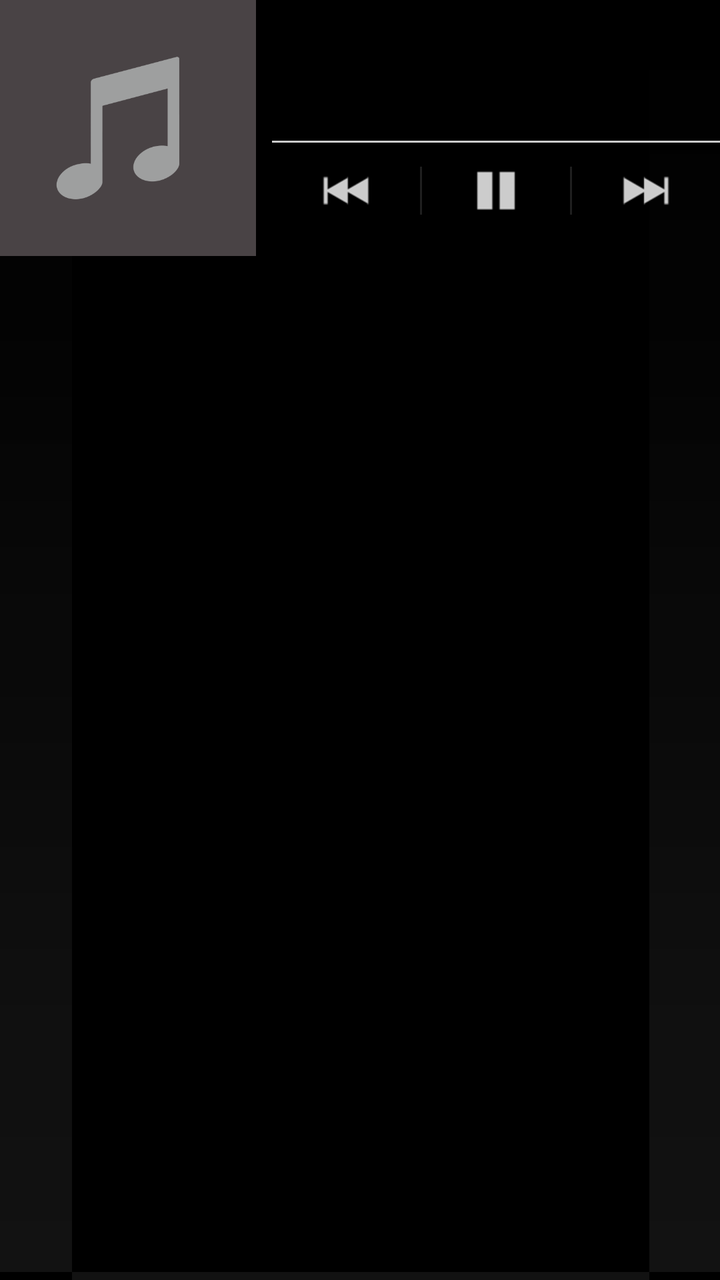
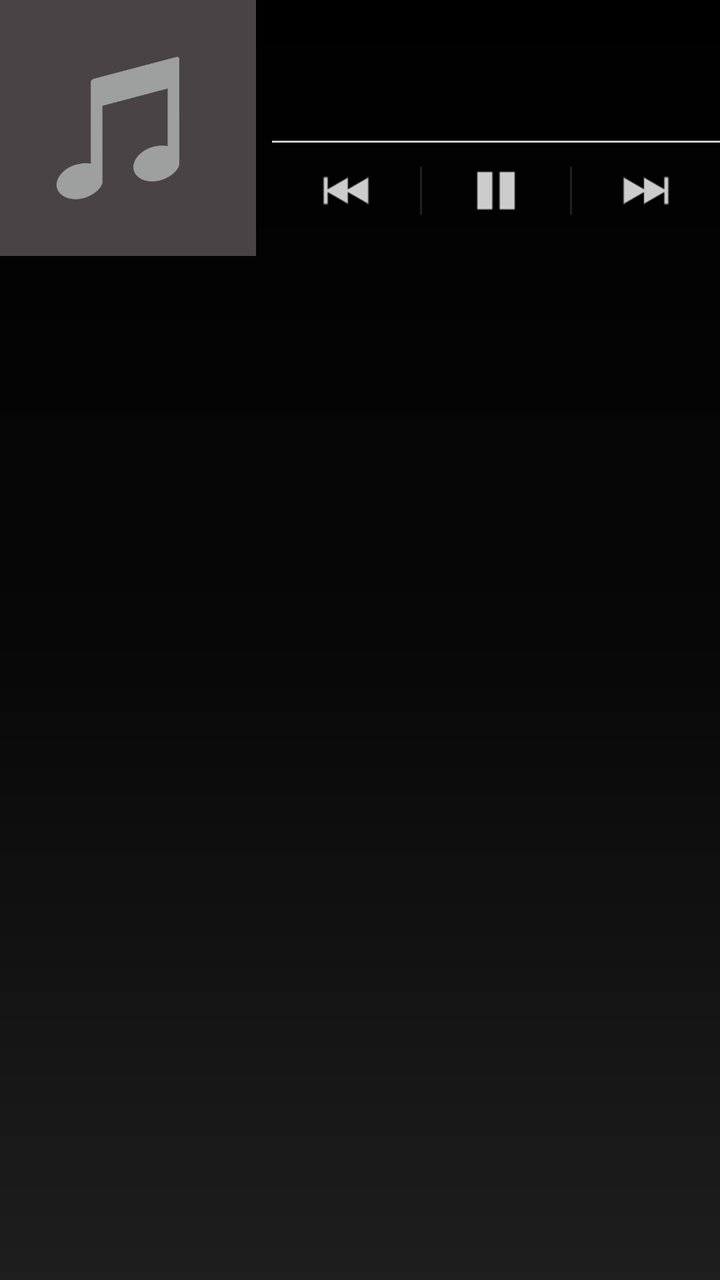

The first picture is an Android layout as it rendered before a commit; the second is the same layout after the commit. The layout source and the unified diff follow.
<!-- AndroidManifest.xml: application theme Apollo.Theme.Dark -->
<!-- res/layout/app_widget_large.xml -->
<?xml version="1.0" encoding="utf-8"?>
<LinearLayout xmlns:android="http://schemas.android.com/apk/res/android"
	xmlns:tools="http://schemas.android.com/tools"
	android:orientation="horizontal"
	android:layout_width="match_parent"
	android:layout_height="@dimen/app_widget_large_min_height"
	android:background="@drawable/appwidget_bg"
	tools:ignore="ContentDescription,RtlSymmetry">

	<ImageView
		android:id="@+id/app_widget_large_image"
		android:layout_width="@dimen/notification_expanded_height"
		android:layout_height="@dimen/notification_expanded_height"
		android:background="@drawable/default_artwork"
		android:scaleType="centerCrop" />

	<LinearLayout
		android:id="@+id/app_widget_large_info_container"
		android:orientation="vertical"
		android:layout_width="0dp"
		android:layout_height="@dimen/notification_expanded_height"
		android:layout_weight="1"
		android:paddingStart="@dimen/notification_info_container_padding_left"
		android:gravity="center">

		<TextView
			android:id="@+id/app_widget_large_line_one"
			android:textColor="@android:color/white"
			android:textSize="@dimen/text_size_medium"
			android:textStyle="bold"
			style="@style/NotificationText" />

		<TextView
			android:id="@+id/app_widget_large_line_two"
			android:textColor="@color/transparent_white"
			android:textSize="@dimen/text_size_small"
			style="@style/NotificationText" />

		<TextView
			android:id="@+id/app_widget_large_line_three"
			android:textColor="@color/transparent_white"
			android:textSize="@dimen/text_size_small"
			style="@style/NotificationText" />

		<ImageView
			android:layout_width="match_parent"
			android:layout_height="1dp"
			android:layout_marginTop="2dp"
			android:src="@color/transparent_white" />

		<LinearLayout
			android:orientation="horizontal"
			android:layout_width="match_parent"
			android:layout_height="wrap_content"
			android:gravity="center_vertical"
			android:layout_gravity="fill_horizontal"
			android:divider="?android:listDivider"
			android:dividerPadding="@dimen/notification_expanded_buttons_divider_padding"
			android:showDividers="middle">

			<ImageButton
				android:id="@+id/app_widget_large_previous"
				android:layout_width="0dp"
				android:layout_height="@dimen/notification_expanded_button_height"
				android:layout_weight="1"
				android:background="@android:color/transparent"
				android:padding="@dimen/notification_expanded_button_padding"
				android:contentDescription="@string/accessibility_prev"
				android:src="@drawable/btn_playback_previous" />

			<ImageButton
				android:id="@+id/app_widget_large_play"
				android:layout_width="0dp"
				android:layout_height="@dimen/notification_expanded_button_height"
				android:layout_weight="1"
				android:background="@android:color/transparent"
				android:padding="@dimen/notification_expanded_button_padding"
				android:src="@drawable/btn_playback_pause" />

			<ImageButton
				android:id="@+id/app_widget_large_next"
				android:layout_width="0dp"
				android:layout_height="@dimen/notification_expanded_button_height"
				android:layout_weight="1"
				android:background="@android:color/transparent"
				android:padding="@dimen/notification_expanded_button_padding"
				android:contentDescription="@string/accessibility_next"
				android:src="@drawable/btn_playback_next" />

		</LinearLayout>

	</LinearLayout>

</LinearLayout>
<!-- resources referenced by this layout -->
<resources>
  <color name="transparent_white">#ffcccccc</color>
  <dimen name="app_widget_large_min_height">128.0dp</dimen>
  <dimen name="notification_expanded_button_height">48.0dp</dimen>
  <dimen name="notification_expanded_button_padding">10.0dp</dimen>
  <dimen name="notification_expanded_buttons_divider_padding">12.0dp</dimen>
  <dimen name="notification_expanded_height">128.0dp</dimen>
  <dimen name="notification_info_container_padding_left">8.0dp</dimen>
  <dimen name="text_size_medium">16.0sp</dimen>
  <dimen name="text_size_small">14.0sp</dimen>
  <!-- drawable appwidget_bg: png bitmap (drawable-hdpi, 489 bytes) -->
  <!-- drawable btn_playback_next: png bitmap (drawable-hdpi, 1521 bytes) -->
  <!-- drawable btn_playback_pause: png bitmap (drawable-hdpi, 1114 bytes) -->
  <!-- drawable btn_playback_previous: png bitmap (drawable-hdpi, 1503 bytes) -->
  <!-- drawable default_artwork: png bitmap (drawable-hdpi, 4712 bytes) -->
  <string name="accessibility_next">Next</string>
  <string name="accessibility_prev">Previous</string>
  <style name="NotificationText">
  		<item name="android:layout_width">match_parent</item>
  		<item name="android:layout_height">wrap_content</item>
  		<item name="android:textColor">@android:color/white</item>
  		<item name="android:ellipsize">end</item>
  		<item name="android:fadingEdge">horizontal</item>
  		<item name="android:lines">1</item>
  	</style>
  <style name="Apollo.Theme.Dark" parent="Theme.AppCompat.NoActionBar">
  		<item name="android:colorPrimaryDark">@color/apollo_dark</item>
  		<item name="android:windowActionBar">false</item>
  		<item name="android:windowNoTitle">true</item>
  		<item name="android:colorAccent">@android:color/white</item>
  		<item name="android:colorBackground">@android:color/black</item>
  		<item name="android:windowContentOverlay">@null</item>
  		<item name="android:windowAnimationStyle">@style/TransactionPending</item>
  		<item name="android:navigationBarColor">@android:color/black</item>
  		<item name="android:fitsSystemWindows">true</item>
  	</style>
  <color name="apollo_dark">#ff0a0a0a</color>
  <style name="TransactionPending" parent="@android:style/Animation">
  		<item name="android:activityOpenEnterAnimation">@android:anim/fade_in</item>
  		<item name="android:activityOpenExitAnimation">@android:anim/fade_out</item>
  		<item name="android:activityCloseEnterAnimation">@android:anim/fade_in</item>
  		<item name="android:activityCloseExitAnimation">@android:anim/fade_out</item>
  	</style>
</resources>

<!-- the commit's change to res/layout/app_widget_large.xml (unified diff, before → after) -->
@@ -4,7 +4,7 @@
 	android:orientation="horizontal"
 	android:layout_width="match_parent"
 	android:layout_height="@dimen/app_widget_large_min_height"
-	android:background="@drawable/appwidget_bg"
+	android:background="@drawable/widget_background"
 	tools:ignore="ContentDescription,RtlSymmetry">
 
 	<ImageView
<!-- resource entries referenced after the edit -->
@@ -9,11 +9,20 @@
   <dimen name="notification_info_container_padding_left">8.0dp</dimen>
   <dimen name="text_size_medium">16.0sp</dimen>
   <dimen name="text_size_small">14.0sp</dimen>
-  <!-- drawable appwidget_bg: png bitmap (drawable-hdpi, 489 bytes) -->
   <!-- drawable btn_playback_next: png bitmap (drawable-hdpi, 1521 bytes) -->
   <!-- drawable btn_playback_pause: png bitmap (drawable-hdpi, 1114 bytes) -->
   <!-- drawable btn_playback_previous: png bitmap (drawable-hdpi, 1503 bytes) -->
   <!-- drawable default_artwork: png bitmap (drawable-hdpi, 4712 bytes) -->
+  <!-- drawable widget_background (drawable) -->
+  <?xml version="1.0" encoding="utf-8"?>
+  <shape xmlns:android="http://schemas.android.com/apk/res/android">
+  	<gradient
+  		android:type="linear"
+  		android:angle="270"
+  		android:startColor="#df000000"
+  		android:centerColor="#df080808"
+  		android:endColor="#df222222" />
+  </shape>
   <string name="accessibility_next">Next</string>
   <string name="accessibility_prev">Previous</string>
   <style name="NotificationText">
